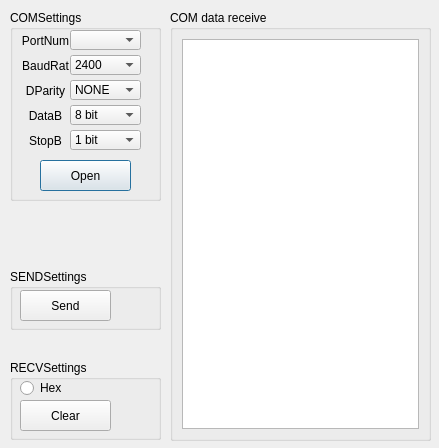
First picture: the form in PortSetting/portsettingdialog.ui, repository RockyChing/UartComHelper, before the edit.
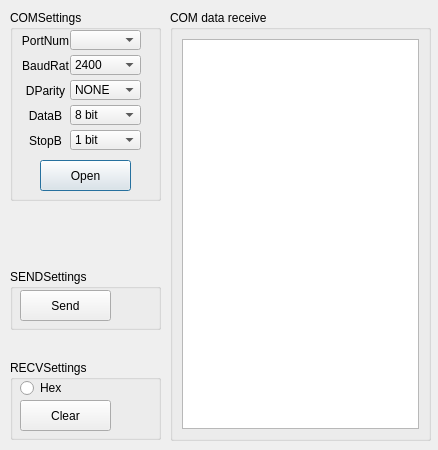
Second picture: the form after the edit.

Commit message: delete unused elements

```diff
--- a/PortSetting/portsettingdialog.ui
+++ b/PortSetting/portsettingdialog.ui
@@ -6,8 +6,8 @@
    <rect>
     <x>0</x>
     <y>0</y>
-    <width>439</width>
-    <height>448</height>
+    <width>438</width>
+    <height>450</height>
    </rect>
   </property>
   <property name="windowTitle">
```
Left out of the diff: 14 changed lines with no effect on the pictures.
